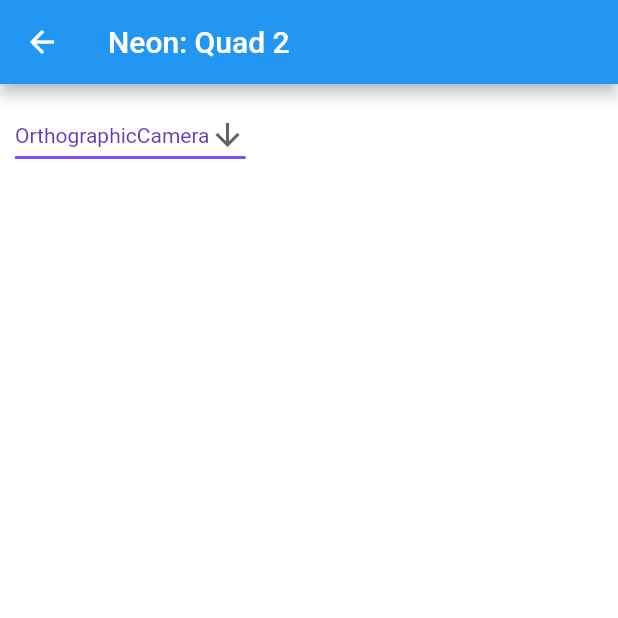
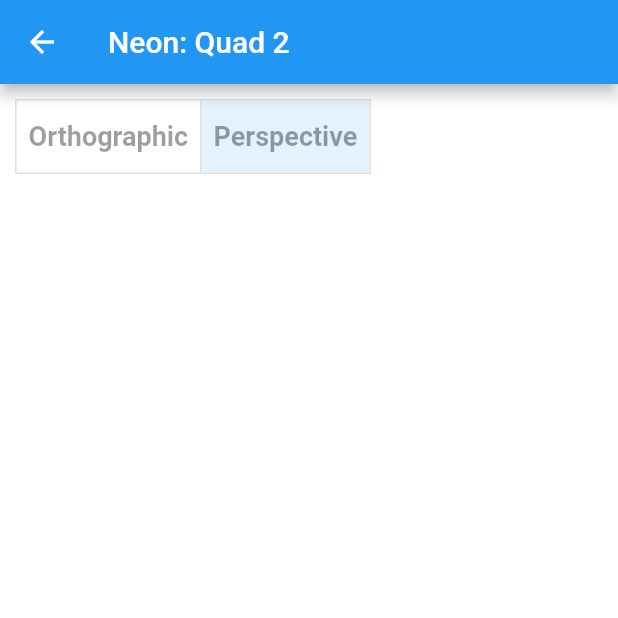
Before and after one commit to George35mk/flgl, a Flutter app: the NeonQuadExample2 screen opened by its route, on a phone screen of 412 x 824 dp, the top half of it. Run offline on Flutter 3.47's test engine with Material 2 defaults, Android fonts, the phone set to English and light mode, and no system bars; our stand-ins replace contained_tab_bar_view; missing offline and left inert: dart:ffi; statements that could not run were skipped.

Commit message:
added cameraToggleButtonMenu
- removed comments

```diff
--- a/example/lib/examples/neon_examples/neon_quad_example_2.dart
+++ b/example/lib/examples/neon_examples/neon_quad_example_2.dart
@@ -1,5 +1,4 @@
 import 'dart:async';
-import 'dart:typed_data';
 
 import 'package:flgl/flgl.dart';
 import 'package:flgl/flgl_3d.dart';
@@ -53,11 +52,10 @@ class _NeonQuadExample2State extends State<NeonQuadExample2> {
   NeonScene scene = NeonScene();
   late PerspectiveCamera perspectiveCamera;
   late OrthographicCamera orthographicCamera;
-  late Camera activeCamera;
+  Camera? activeCamera;
 
-  bool ok = false;
-  var dropdownValue = 'OrthographicCamera';
-  double zoom = 0;
+
+  List<bool> isSelected = [false, true];
 
   @override
   void initState() {
@@ -83,34 +81,39 @@ class _NeonQuadExample2State extends State<NeonQuadExample2> {
     );
   }
 
-  Widget dropDownMenu() {
-    return DropdownButton<String>(
-      value: dropdownValue,
-      icon: const Icon(Icons.arrow_downward),
-      iconSize: 24,
-      elevation: 16,
-      style: const TextStyle(color: Colors.deepPurple),
-      underline: Container(
-        height: 2,
-        color: Colors.deepPurpleAccent,
-      ),
-      onChanged: (String? newValue) {
+  Widget cameraToggleButtonMenu(List<bool> isSelected) {
+    return ToggleButtons(
+      color: Colors.red,
+      children: const <Widget>[
+        // Icon(Icons.videocam_outlined),
+        TextButton(
+          child: Text('Orthographic', style: TextStyle(fontSize: 18.0, fontWeight: FontWeight.bold)),
+          onPressed: null,
+        ),
+        TextButton(
+          child: Text('Perspective', style: TextStyle(fontSize: 18.0, fontWeight: FontWeight.bold)),
+          onPressed: null,
+        )
+      ],
+      onPressed: (int index) {
         setState(() {
-          dropdownValue = newValue!;
-          if (dropdownValue == 'PerspectiveCamera') {
+          for (int buttonIndex = 0; buttonIndex < isSelected.length; buttonIndex++) {
+            if (buttonIndex == index) {
+              isSelected[buttonIndex] = !isSelected[buttonIndex];
+            } else {
+              isSelected[buttonIndex] = false;
+            }
+          }
+
+          // set camera
+          if (isSelected[0]) {
+            activeCamera = orthographicCamera;
+          } else {
             activeCamera = perspectiveCamera;
-          } else if (dropdownValue == 'OrthographicCamera') {
-            activeCamera = orthographicCamera;
           }
         });
       },
-      items: <String>['PerspectiveCamera', 'OrthographicCamera']
-          .map<DropdownMenuItem<String>>((String value) {
-        return DropdownMenuItem<String>(
-          value: value,
-          child: Text(value),
-        );
-      }).toList(),
+      isSelected: isSelected,
     );
   }
 
@@ -140,18 +143,18 @@ class _NeonQuadExample2State extends State<NeonQuadExample2> {
               });
             },
           ),
-          if (ok && activeCamera != null && scene != null)
+          if (activeCamera != null && scene != null)
             Positioned(
               width: 420,
               top: 10,
               right: 10,
-              child: FLGLControls(camera: activeCamera, scene: scene),
+              child: FLGLControls(camera: activeCamera!, scene: scene),
             ),
 
           // Positioned(
           //   top: 10,
           //   child: TextButton(
-          //     child: const Text('BUY TICKETS'),
+          //     child: const Text('2D'),
           //     onPressed: () {/* ... */},
           //   ),
           // ),
@@ -159,14 +162,14 @@ class _NeonQuadExample2State extends State<NeonQuadExample2> {
           //   top: 10,
           //   left: 120,
           //   child: TextButton(
-          //     child: const Text('BUY TICKETS2'),
+          //     child: const Text('3D'),
           //     onPressed: () {/* ... */},
           //   ),
           // ),
           Positioned(
             top: 10,
             left: 10,
-            child: dropDownMenu(),
+            child: cameraToggleButtonMenu(isSelected),
           ),
         ],
       ),
@@ -187,7 +190,7 @@ class _NeonQuadExample2State extends State<NeonQuadExample2> {
 
 
     var geometry = NeonQuadGeometry();
-    var material = NeonMeshBasicMaterial(color: Color(0, 1, 0, 1));
+    var material = NeonMeshBasicMaterial(color: Color(0, 1, 1, 1));
     var mesh = NeonMesh(gl, geometry, material);
     mesh.name = 'Quad';
     mesh.setScale(Vector3(100, 100, 1));
@@ -201,76 +204,12 @@ class _NeonQuadExample2State extends State<NeonQuadExample2> {
     neonRenderer.init();
 
 
-
-    print(perspectiveCamera.cameraMatrix);
-    print(perspectiveCamera.viewMatrix);
-
-    activeCamera = orthographicCamera;
-    // activeCamera = perspectiveCamera;
-
-    ok = true;
+    activeCamera = perspectiveCamera;
   }
 
   render() {
-    // gl.viewport(0, 0, (width * dpr).toInt(), (height * dpr).toInt());
-    // gl.clearColor(0, 0, 0, 1);
-
-    // // Clear the canvas AND the depth buffer.
-    // gl.clear(gl.COLOR_BUFFER_BIT | gl.DEPTH_BUFFER_BIT);
-
-    // gl.enable(gl.CULL_FACE);
-    // gl.enable(gl.DEPTH_TEST);
-
-    // draw
-    if (neonRenderer != null) {
-      // zoom = 1 / zoom;
-      // orthographicCamera.zoom(zoom);
-
-      // shader.bind();
-      // shader.setUniform4f('u_Color', r, 0, 1, 1);
-      // neonRenderer.draw(va, ib, shader);
-      // neonRenderer.render(scene, orthographicCamera);
-      neonRenderer.render(scene, activeCamera);
-
-      // if (r >= 1) {
-      //   r = 0;
-      // }
-      // r += 0.01;
+    if (neonRenderer != null && scene != null && activeCamera != null) {
+      neonRenderer.render(scene, activeCamera!);
     }
-
-    // // ! super important.
-    // // ! never put this inside a loop because it takes some time
-    // // ! to update the texture.
-    // gl.finish();
-    // flgl.updateTexture();
   }
 }
-
-// String vs = """
-//   #version 300 es
-
-//   layout(location = 0) in vec4 position;
-
-//   void main() {
-//     gl_Position = position;
-//   }
-// """;
-
-// String fs = """
-//   #version 300 es
-
-//   precision highp float;
-
-//   layout(location = 0) out vec4 color;
-
-//   uniform vec4 u_Color;
-
-//   void main() {
-//     color = u_Color;
-//   }
-// """;
-
-// Map<String, String> exampleShader = {
-//   'vertexShader': vs,
-//   'fragmentShader': fs,
-// };
--- a/lib/flutter3d/core/neon_renderer.dart
+++ b/lib/flutter3d/core/neon_renderer.dart
@@ -44,7 +44,8 @@ class NeonRenderer {
   render(NeonScene scene, Camera camera) {
 
     gl.viewport(0, 0, (width * dpr).toInt(), (height * dpr).toInt());
-    gl.clearColor(0.1, 0.2, 0.1, 1); // the renderer background color.
+    // gl.clearColor(0.1, 0.2, 0.1, 1);
+    gl.clearColor(1, 1, 1, 1); // the renderer background color.
 
     gl.clear(gl.COLOR_BUFFER_BIT | gl.DEPTH_BUFFER_BIT);
 
```
